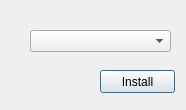
trigger-happy/Cerberus, file src/deployer/deployer.ui: the form before one commit.
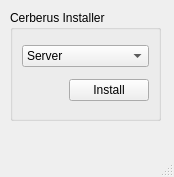
The form after the commit.

Commit message: -testing out the QFile::copy() method -started with the deploy_server

```diff
--- a/src/deployer/deployer.ui
+++ b/src/deployer/deployer.ui
@@ -1,41 +1,90 @@
 <?xml version="1.0" encoding="UTF-8"?>
 <ui version="4.0">
  <class>deployerUI</class>
- <widget class="QDialog" name="deployerUI">
+ <widget class="QMainWindow" name="deployerUI">
   <property name="geometry">
    <rect>
     <x>0</x>
     <y>0</y>
-    <width>186</width>
-    <height>110</height>
+    <width>174</width>
+    <height>177</height>
    </rect>
   </property>
   <property name="windowTitle">
    <string>Dialog</string>
   </property>
-  <widget class="QComboBox" name="installList">
+  <widget class="QWidget" name="centralwidget">
+   <widget class="QGroupBox" name="groupBox">
+    <property name="geometry">
+     <rect>
+      <x>10</x>
+      <y>10</y>
+      <width>151</width>
+      <height>111</height>
+     </rect>
+    </property>
+    <property name="title">
+     <string>Cerberus Installer</string>
+    </property>
+    <layout class="QGridLayout" name="gridLayout">
+     <item row="0" column="0" colspan="2">
+      <widget class="QComboBox" name="installList">
+       <item>
+        <property name="text">
+         <string>Server</string>
+        </property>
+       </item>
+       <item>
+        <property name="text">
+         <string>Presenter</string>
+        </property>
+       </item>
+       <item>
+        <property name="text">
+         <string>Contestant</string>
+        </property>
+       </item>
+       <item>
+        <property name="text">
+         <string>Utils</string>
+        </property>
+       </item>
+      </widget>
+     </item>
+     <item row="1" column="0">
+      <spacer name="horizontalSpacer">
+       <property name="orientation">
+        <enum>Qt::Horizontal</enum>
+       </property>
+       <property name="sizeHint" stdset="0">
+        <size>
+         <width>40</width>
+         <height>20</height>
+        </size>
+       </property>
+      </spacer>
+     </item>
+     <item row="1" column="1">
+      <widget class="QPushButton" name="install">
+       <property name="text">
+        <string>Install</string>
+       </property>
+      </widget>
+     </item>
+    </layout>
+   </widget>
+  </widget>
+  <widget class="QMenuBar" name="menubar">
    <property name="geometry">
     <rect>
-     <x>30</x>
-     <y>30</y>
-     <width>141</width>
+     <x>0</x>
+     <y>0</y>
+     <width>174</width>
      <height>22</height>
     </rect>
    </property>
   </widget>
-  <widget class="QPushButton" name="install">
-   <property name="geometry">
-    <rect>
-     <x>100</x>
-     <y>70</y>
-     <width>75</width>
-     <height>23</height>
-    </rect>
-   </property>
-   <property name="text">
-    <string>Install</string>
-   </property>
-  </widget>
+  <widget class="QStatusBar" name="statusbar"/>
  </widget>
  <resources/>
  <connections/>
```
Left out of the diff: 2 changed lines with no effect on the pictures. The commit also changes 6 other files.
